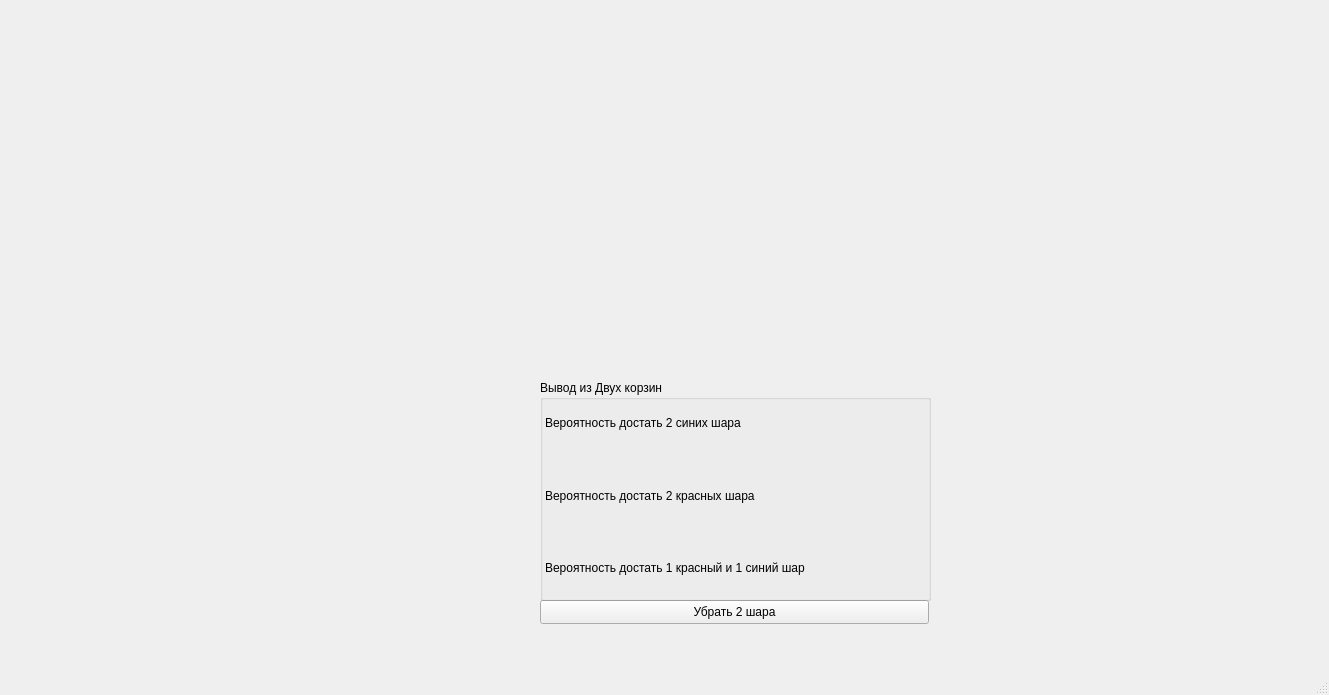
Qt form baskets_and_balls/mainwindow.ui (ig-aip/baskets_and_balls) before a commit.
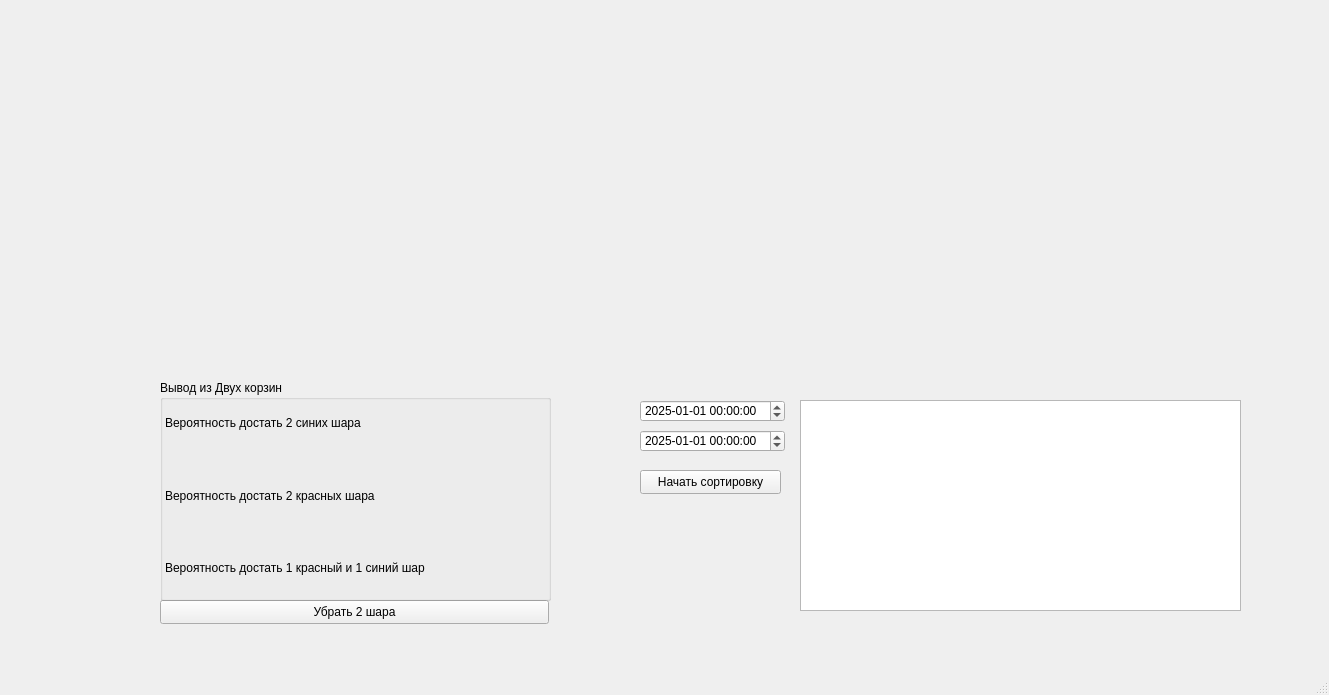
The same form after that commit.

What changed in the file:
```diff
--- a/baskets_and_balls/mainwindow.ui
+++ b/baskets_and_balls/mainwindow.ui
@@ -17,7 +17,7 @@
    <widget class="QPushButton" name="subTwoButton">
     <property name="geometry">
      <rect>
-      <x>540</x>
+      <x>160</x>
       <y>600</y>
       <width>389</width>
       <height>24</height>
@@ -30,7 +30,7 @@
    <widget class="QGroupBox" name="firstGroupBox_2">
     <property name="geometry">
      <rect>
-      <x>540</x>
+      <x>160</x>
       <y>380</y>
       <width>391</width>
       <height>221</height>
@@ -97,11 +97,80 @@
       <x>10</x>
       <y>9</y>
       <width>1311</width>
-      <height>511</height>
+      <height>461</height>
      </rect>
     </property>
     <layout class="QHBoxLayout" name="basketsContainer"/>
    </widget>
+   <widget class="QDateTimeEdit" name="dateFrom">
+    <property name="geometry">
+     <rect>
+      <x>640</x>
+      <y>400</y>
+      <width>145</width>
+      <height>22</height>
+     </rect>
+    </property>
+    <property name="dateTime">
+     <datetime>
+      <hour>0</hour>
+      <minute>0</minute>
+      <second>0</second>
+      <year>2025</year>
+      <month>1</month>
+      <day>1</day>
+     </datetime>
+    </property>
+    <property name="displayFormat">
+     <string>yyyy-MM-dd HH:mm:ss</string>
+    </property>
+   </widget>
+   <widget class="QDateTimeEdit" name="dateTo">
+    <property name="geometry">
+     <rect>
+      <x>640</x>
+      <y>430</y>
+      <width>145</width>
+      <height>22</height>
+     </rect>
+    </property>
+    <property name="dateTime">
+     <datetime>
+      <hour>0</hour>
+      <minute>0</minute>
+      <second>0</second>
+      <year>2025</year>
+      <month>1</month>
+      <day>1</day>
+     </datetime>
+    </property>
+    <property name="displayFormat">
+     <string>yyyy-MM-dd HH:mm:ss</string>
+    </property>
+   </widget>
+   <widget class="QPlainTextEdit" name="logView">
+    <property name="geometry">
+     <rect>
+      <x>800</x>
+      <y>400</y>
+      <width>441</width>
+      <height>211</height>
+     </rect>
+    </property>
+   </widget>
+   <widget class="QPushButton" name="sortLogButton">
+    <property name="geometry">
+     <rect>
+      <x>640</x>
+      <y>470</y>
+      <width>141</width>
+      <height>24</height>
+     </rect>
+    </property>
+    <property name="text">
+     <string>Начать сортировку</string>
+    </property>
+   </widget>
   </widget>
   <widget class="QMenuBar" name="menubar">
    <property name="geometry">
```
